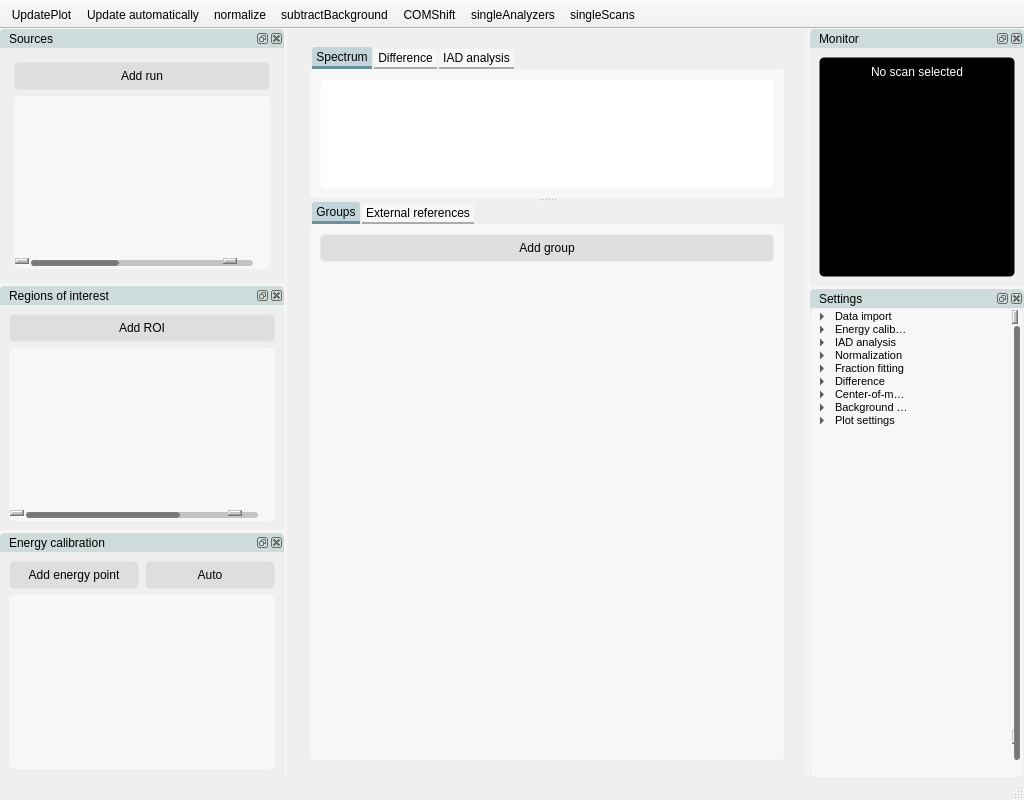
Above: nosey/ui/main.ui from flmiot/nosey before the change. Below: the same form after it.
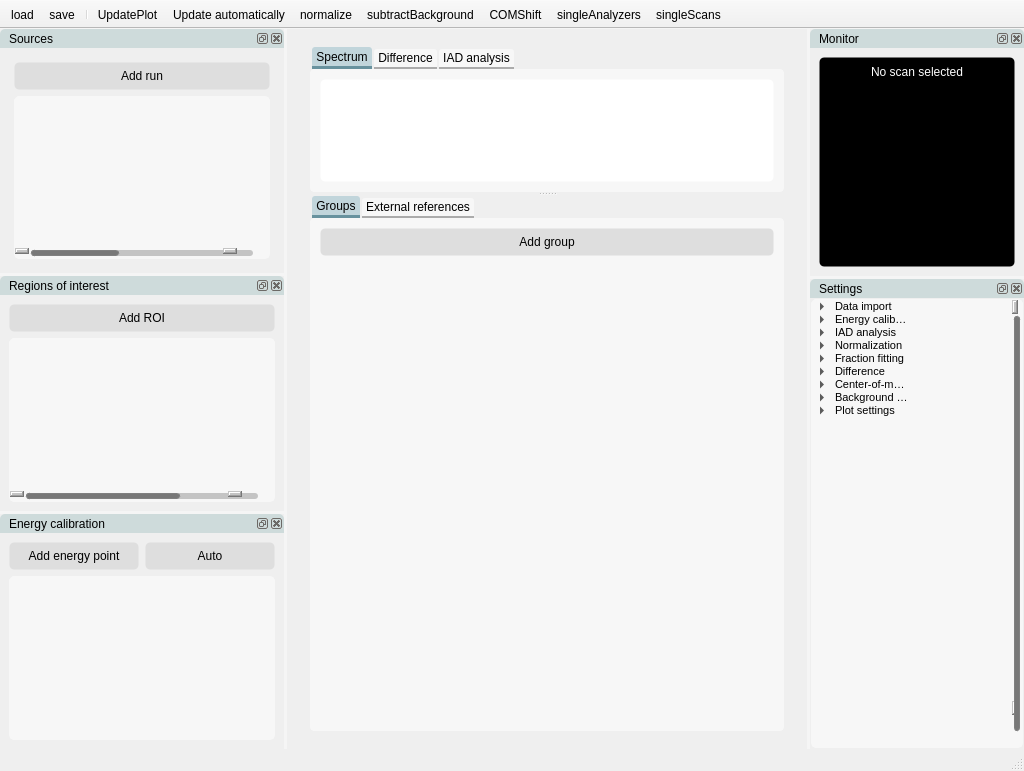
That is the form after the change. Icons and pictures are not drawn. Custom widgets are drawn as their Qt base class.

Commit message: Start working on save/load functionality

The edit to the form file:
```diff
--- a/nosey/ui/main.ui
+++ b/nosey/ui/main.ui
@@ -7,7 +7,7 @@
     <x>0</x>
     <y>0</y>
     <width>1024</width>
-    <height>800</height>
+    <height>771</height>
    </rect>
   </property>
   <property name="windowTitle">
@@ -2607,6 +2607,9 @@
    <attribute name="toolBarBreak">
     <bool>false</bool>
    </attribute>
+   <addaction name="actionLoad"/>
+   <addaction name="actionSave"/>
+   <addaction name="separator"/>
    <addaction name="actionUpdatePlot"/>
    <addaction name="actionUpdate_automatically"/>
    <addaction name="actionNormalize"/>
@@ -4945,6 +4948,30 @@
     <string>Shift to common center of mass (COM)</string>
    </property>
   </action>
+  <action name="actionSave">
+   <property name="icon">
+    <iconset>
+     <normaloff>../icons/save.png</normaloff>../icons/save.png</iconset>
+   </property>
+   <property name="text">
+    <string>save</string>
+   </property>
+   <property name="toolTip">
+    <string>Save the current project</string>
+   </property>
+  </action>
+  <action name="actionLoad">
+   <property name="icon">
+    <iconset>
+     <normaloff>../icons/open.png</normaloff>../icons/open.png</iconset>
+   </property>
+   <property name="text">
+    <string>load</string>
+   </property>
+   <property name="toolTip">
+    <string>Load project</string>
+   </property>
+  </action>
  </widget>
  <customwidgets>
   <customwidget>
```
Left out of the diff: 12 changed lines with no effect on the pictures. The commit also changes 9 other files.
